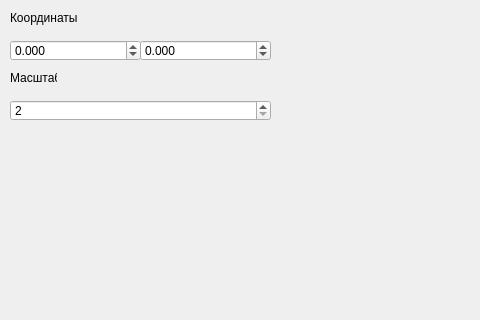
First picture: the form in ui.ui, repository GoldmanYT/one_big_problem, before the edit; both pictures show x 0 to 480 and y 0 to 320 of the 800 by 600 pixel window.
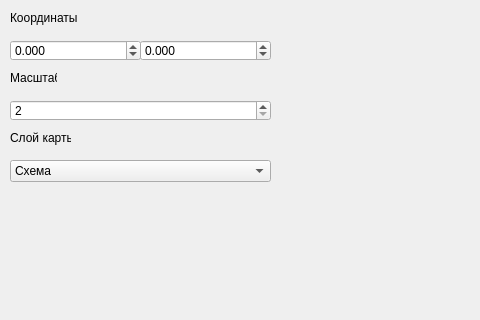
Second picture: the form after the edit.

The edit to the form file:
```diff
--- a/ui.ui
+++ b/ui.ui
@@ -145,6 +145,44 @@
      <string>Обновить</string>
     </property>
    </widget>
+   <widget class="QComboBox" name="cb_layer">
+    <property name="geometry">
+     <rect>
+      <x>10</x>
+      <y>160</y>
+      <width>261</width>
+      <height>22</height>
+     </rect>
+    </property>
+    <item>
+     <property name="text">
+      <string>Схема</string>
+     </property>
+    </item>
+    <item>
+     <property name="text">
+      <string>Спутник</string>
+     </property>
+    </item>
+    <item>
+     <property name="text">
+      <string>Гибрид</string>
+     </property>
+    </item>
+   </widget>
+   <widget class="QLabel" name="label_3">
+    <property name="geometry">
+     <rect>
+      <x>10</x>
+      <y>130</y>
+      <width>61</width>
+      <height>16</height>
+     </rect>
+    </property>
+    <property name="text">
+     <string>Слой карты</string>
+    </property>
+   </widget>
   </widget>
  </widget>
  <resources/>
```
